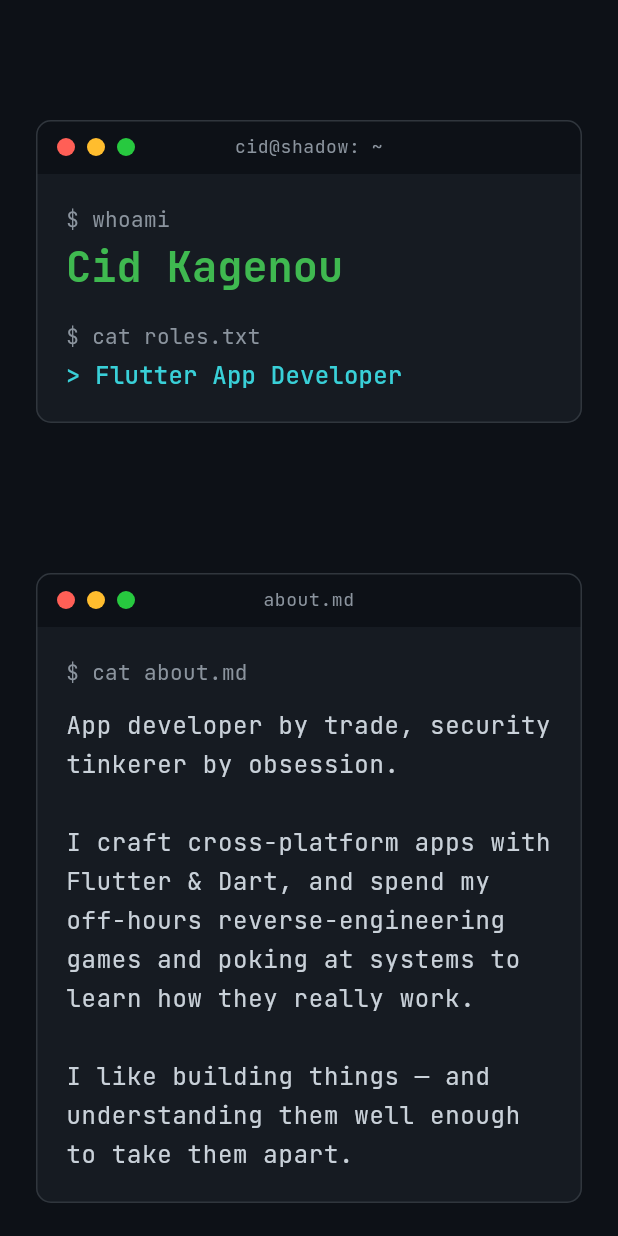
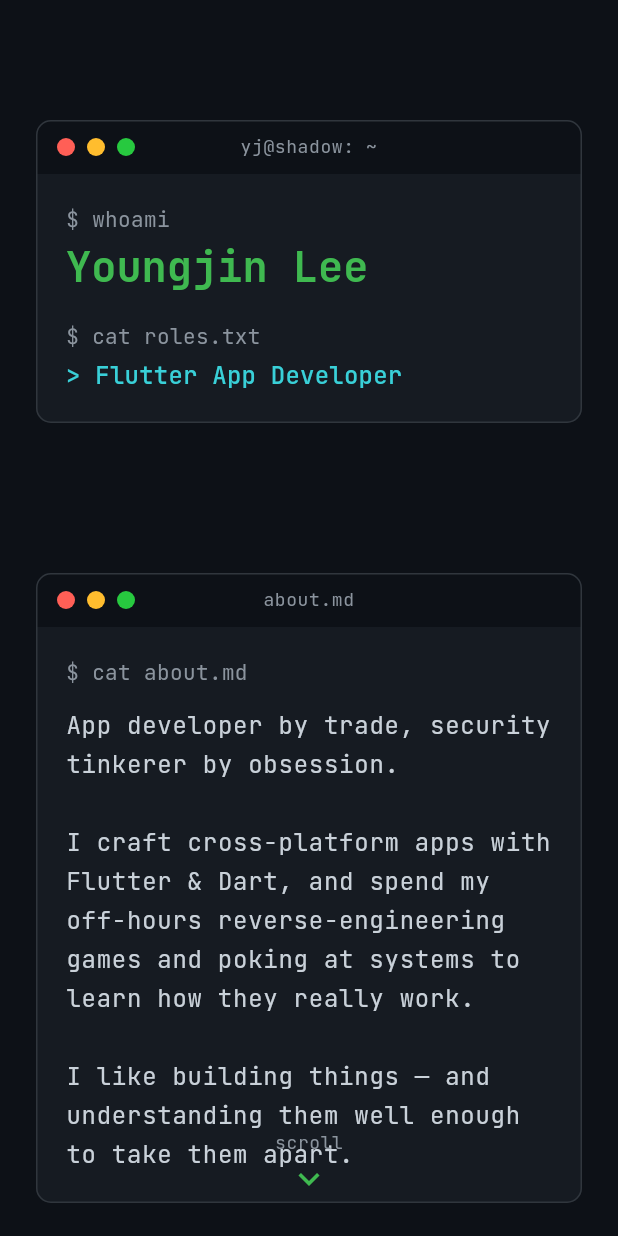
Before and after one commit to youngjin9145/my-profile, a Flutter app: the screen it shows after launch, on a phone screen of 412 x 824 dp. Run offline on Flutter 3.47's test engine with Material 3 defaults, Android fonts, the phone set to English and light mode, and no system bars; drawn by our look-alikes of animated_text_kit, flutter_animate; our stand-ins replace font_awesome_flutter, google_fonts, visibility_detector.

Commit message:
feat: custom domain yj0.app, rebrand, scroll hint, instagram

```diff
--- a/lib/data/profile_data.dart
+++ b/lib/data/profile_data.dart
@@ -3,8 +3,8 @@ import '../models/project.dart';
 class ProfileData {
   ProfileData._();
 
-  static const String handle = 'Cid Kagenou';
-  static const String terminalTitle = 'cid@shadow: ~';
+  static const String handle = 'Youngjin Lee';
+  static const String terminalTitle = 'yj@shadow: ~';
 
   static const List<String> roles = [
     'Flutter App Developer',
@@ -62,4 +62,5 @@ class ProfileData {
   static const String linkedin =
       'https://www.linkedin.com/in/%EC%98%81%EC%A7%84-%EC%9D%B4-089a013a5/';
   static const String email = 'aronia3006@gmail.com';
+  static const String instagram = 'https://www.instagram.com/realyoung___public/';
 }
--- a/lib/main.dart
+++ b/lib/main.dart
@@ -2,11 +2,13 @@ import 'package:flutter/material.dart';
 import 'package:shadow_portfolio/widgets/reveal_on_scroll.dart';
 import 'theme/app_theme.dart';
 import 'widgets/custom_cursor.dart';
+import 'widgets/scroll_hint.dart';
 import 'sections/hero_section.dart';
 import 'sections/about_section.dart';
 import 'sections/skills_section.dart';
 import 'sections/projects_section.dart';
 import 'sections/contact_section.dart';
+import 'data/profile_data.dart';
 
 void main() {
   runApp(const ShadowPortfolioApp());
@@ -18,7 +20,7 @@ class ShadowPortfolioApp extends StatelessWidget {
   @override
   Widget build(BuildContext context) {
     return MaterialApp(
-      title: 'Cid Kagenou',
+      title: ProfileData.handle,
       debugShowCheckedModeBanner: false,
       theme: AppTheme.dark,
       home: const CustomCursor(child: HomePage()),
@@ -26,16 +28,46 @@ class ShadowPortfolioApp extends StatelessWidget {
   }
 }
 
-class HomePage extends StatelessWidget {
+class HomePage extends StatefulWidget {
   const HomePage({super.key});
+
+  @override
+  State<HomePage> createState() => _HomePageState();
+}
+
+class _HomePageState extends State<HomePage> {
+  final ScrollController _controller = ScrollController(); // 스크롤 위치 추적용
+  bool _scrolled = false; // 스크롤 시작했나?
+
+  @override
+  void initState() {
+    super.initState();
+    // 스크롤이 움직일 때마다 호출 → 40px 넘게 내렸으면 힌트 끔
+    _controller.addListener(() {
+      final scrolled = _controller.offset > 40;
+      if (scrolled != _scrolled) {
+        setState(() => _scrolled = scrolled);
+      }
+    });
+  }
+
+  @override
+  void dispose() {
+    _controller.dispose(); // 컨트롤러 정리 (메모리 누수 방지)
+    super.dispose();
+  }
 
   @override
   Widget build(BuildContext context) {
     return Scaffold(
-      body: SelectionArea(
-        child: DefaultSelectionStyle(
+      body: DefaultSelectionStyle(
         mouseCursor: SystemMouseCursors.none,
-          child: SingleChildScrollView(
+        child: SelectionArea(
+          // Stack: 스크롤 내용 위에 힌트를 '고정'으로 얹기
+          child: Stack(
+            children: [
+              SingleChildScrollView(
+                controller: _controller, // 컨트롤러 연결
                 child: Align(
                   alignment: Alignment.topCenter,
                   child: ConstrainedBox(
@@ -59,6 +91,21 @@ class HomePage extends StatelessWidget {
                   ),
                 ),
               ),
+              // 스크롤 힌트 — 화면 아래 중앙에 고정, 스크롤하면 사라짐
+              Positioned(
+                left: 0,
+                right: 0,
+                bottom: 24,
+                child: IgnorePointer( // 클릭 가로채지 않게
+                  child: AnimatedOpacity(
+                    opacity: _scrolled ? 0 : 1, // 스크롤하면 0(투명)
+                    duration: const Duration(milliseconds: 300),
+                    child: const Center(child: ScrollHint()),
+                  ),
+                ),
+              ),
+            ],
+          ),
         ),
       ),
     );
--- a/lib/sections/contact_section.dart
+++ b/lib/sections/contact_section.dart
@@ -42,6 +42,11 @@ class ContactSection extends StatelessWidget {
                 icon: FontAwesomeIcons.linkedin,
                 label: 'LinkedIn',
                 url: ProfileData.linkedin,
+              ),
+              _SocialButton(
+                icon: FontAwesomeIcons.instagram,
+                label: 'Instagram',
+                url: ProfileData.instagram,
               ),
               _SocialButton(
                 icon: FontAwesomeIcons.envelope,
--- /dev/null
+++ b/lib/widgets/scroll_hint.dart
@@ -0,0 +1,23 @@
+import 'package:flutter/material.dart';
+import 'package:flutter_animate/flutter_animate.dart';
+import '../theme/app_theme.dart';
+
+/// "스크롤 내려" 힌트 — 아래로 통통 튀는 화살표 + 라벨.
+class ScrollHint extends StatelessWidget {
+  const ScrollHint({super.key});
+
+  @override
+  Widget build(BuildContext context) {
+    final textTheme = Theme.of(context).textTheme;
+    return Column(
+      mainAxisSize: MainAxisSize.min,
+      children: [
+        Text('scroll', style: textTheme.bodySmall?.copyWith(color: AppColors.textDim)),
+        const SizedBox(height: 2),
+        const Icon(Icons.keyboard_arrow_down, color: AppColors.green, size: 28),
+      ],
+    )
+        .animate(onPlay: (c) => c.repeat(reverse: true)) // 무한 왕복 반복
+        .moveY(begin: 0, end: 8, duration: 700.ms, curve: Curves.easeInOut); // 위아래 8px
+  }
+}
```
Also changed, not shown: 10 other files. Lines whose indentation alone changed are shown as unchanged.
